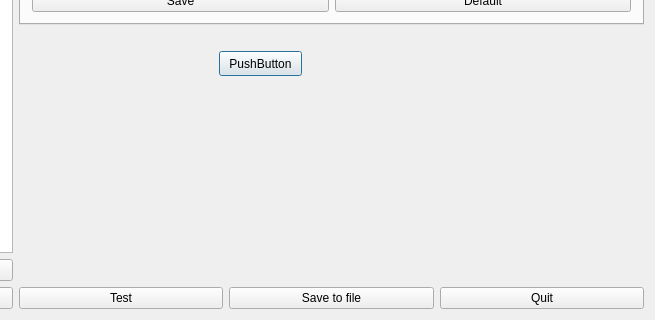
Before: the Qt Designer form src/main/maindialog.ui in axsapronov/QStyleMaker, drawn with Qt 5; both pictures show x 128 to 783 and y 263 to 583 of the 783 by 583 pixel window.
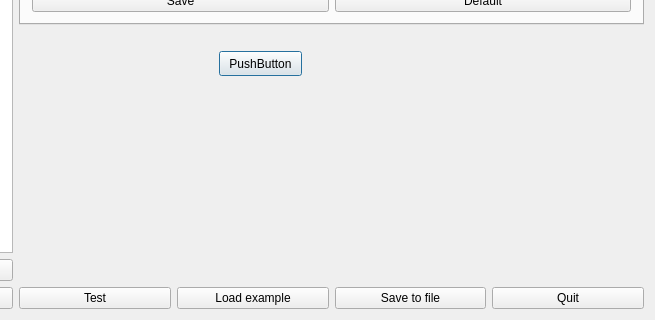
After: the same form once the commit is applied.

Commit message: [GUI] Add button load

Diff of the .ui file:
```diff
--- a/src/main/maindialog.ui
+++ b/src/main/maindialog.ui
@@ -83,6 +83,13 @@
        </property>
       </widget>
      </item>
+     <item>
+      <widget class="QPushButton" name="pBLoad">
+       <property name="text">
+        <string>Load example</string>
+       </property>
+      </widget>
+     </item>
      <item>
       <widget class="QPushButton" name="pBSave">
        <property name="text">
```
The commit also changes 3 other files.
